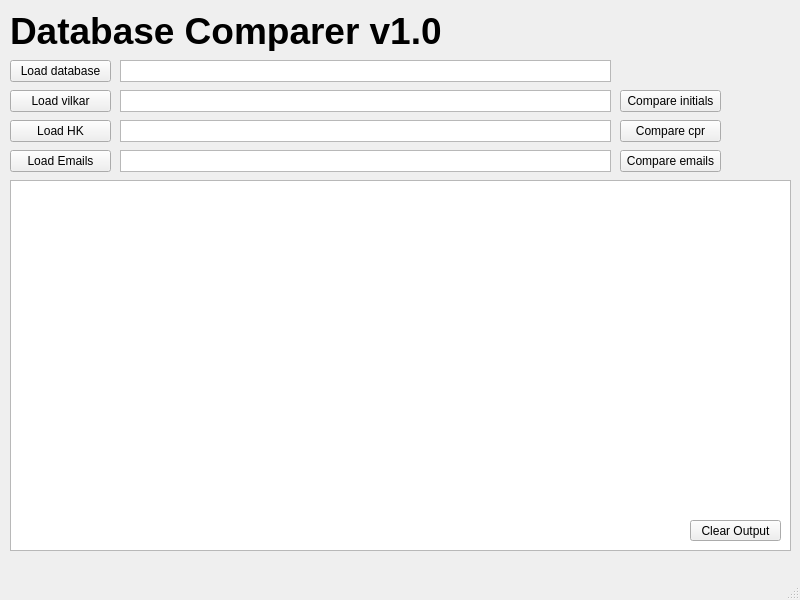
This is DatabaseComparerGui.ui in AndersDHenriksen/DatabaseChecker as Qt 5 draws it before an edit. The edited form follows.
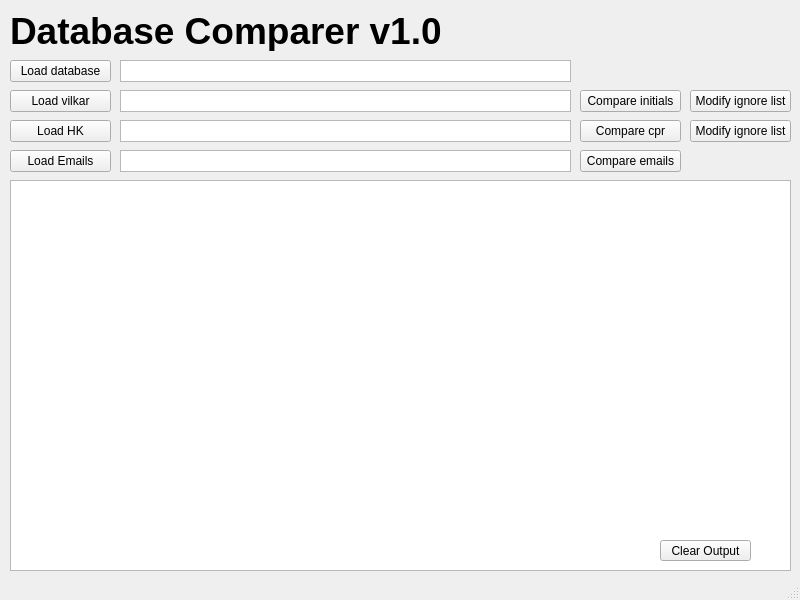
This is the edited form.

Commit message: -Added ignore list support

Diff of the .ui file:
```diff
--- a/DatabaseComparerGui.ui
+++ b/DatabaseComparerGui.ui
@@ -28,15 +28,15 @@
       <x>10</x>
       <y>180</y>
       <width>781</width>
-      <height>371</height>
+      <height>391</height>
      </rect>
     </property>
    </widget>
    <widget class="QPushButton" name="clearButton">
     <property name="geometry">
      <rect>
-      <x>690</x>
-      <y>520</y>
+      <x>660</x>
+      <y>540</y>
       <width>91</width>
       <height>21</height>
      </rect>
@@ -63,7 +63,7 @@
      <rect>
       <x>120</x>
       <y>60</y>
-      <width>491</width>
+      <width>451</width>
       <height>22</height>
      </rect>
     </property>
@@ -91,7 +91,7 @@
      <rect>
       <x>120</x>
       <y>90</y>
-      <width>491</width>
+      <width>451</width>
       <height>22</height>
      </rect>
     </property>
@@ -107,7 +107,7 @@
     </property>
     <property name="geometry">
      <rect>
-      <x>620</x>
+      <x>580</x>
       <y>90</y>
       <width>101</width>
       <height>22</height>
@@ -142,7 +142,7 @@
     </property>
     <property name="geometry">
      <rect>
-      <x>620</x>
+      <x>580</x>
       <y>120</y>
       <width>101</width>
       <height>22</height>
@@ -163,7 +163,7 @@
      <rect>
       <x>120</x>
       <y>120</y>
-      <width>491</width>
+      <width>451</width>
       <height>22</height>
      </rect>
     </property>
@@ -192,7 +192,7 @@
     </property>
     <property name="geometry">
      <rect>
-      <x>620</x>
+      <x>580</x>
       <y>150</y>
       <width>101</width>
       <height>22</height>
@@ -213,7 +213,7 @@
      <rect>
       <x>120</x>
       <y>150</y>
-      <width>491</width>
+      <width>451</width>
       <height>22</height>
      </rect>
     </property>
@@ -244,6 +244,50 @@
      <string>Database Comparer v1.0</string>
     </property>
    </widget>
+   <widget class="QPushButton" name="blacklistInit">
+    <property name="enabled">
+     <bool>true</bool>
+    </property>
+    <property name="geometry">
+     <rect>
+      <x>690</x>
+      <y>90</y>
+      <width>101</width>
+      <height>22</height>
+     </rect>
+    </property>
+    <property name="layoutDirection">
+     <enum>Qt::RightToLeft</enum>
+    </property>
+    <property name="styleSheet">
+     <string notr="true">&quot;Text-align:left&quot;</string>
+    </property>
+    <property name="text">
+     <string>Modify ignore list</string>
+    </property>
+   </widget>
+   <widget class="QPushButton" name="blacklistCpr">
+    <property name="enabled">
+     <bool>true</bool>
+    </property>
+    <property name="geometry">
+     <rect>
+      <x>690</x>
+      <y>120</y>
+      <width>101</width>
+      <height>22</height>
+     </rect>
+    </property>
+    <property name="layoutDirection">
+     <enum>Qt::RightToLeft</enum>
+    </property>
+    <property name="styleSheet">
+     <string notr="true">&quot;Text-align:left&quot;</string>
+    </property>
+    <property name="text">
+     <string>Modify ignore list</string>
+    </property>
+   </widget>
   </widget>
   <widget class="QStatusBar" name="statusbar"/>
  </widget>
```
Left out of the diff: 17 changed lines with no effect on the pictures. The commit also changes 2 other files.
